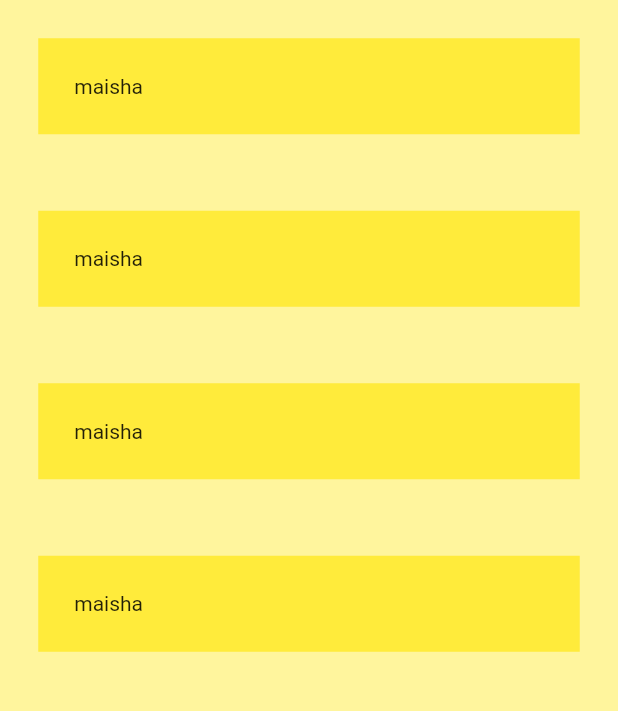
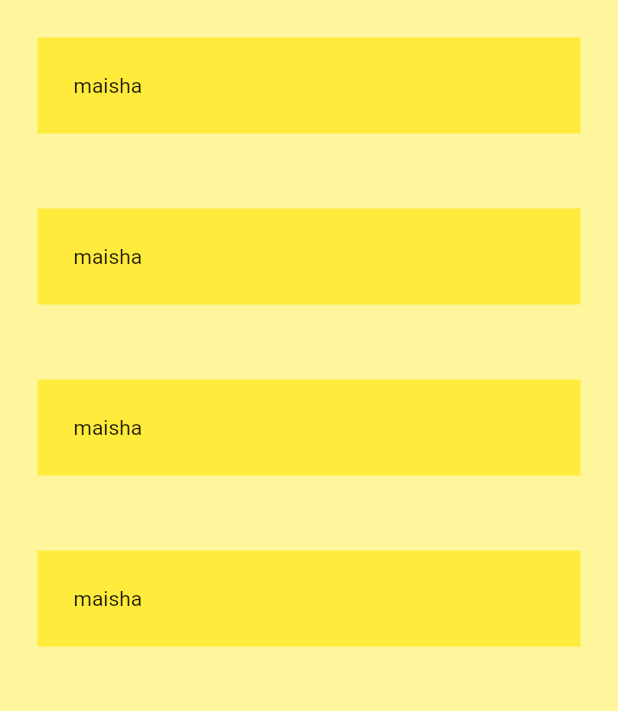
Before and after one commit to iamdastani/todo, a Flutter app: the screen it shows after launch, on a phone screen of 412 x 824 dp, the part 84-795 px from its top. Run offline on Flutter 3.47's test engine with Material 2 defaults, Android fonts, the phone set to English and light mode, and no system bars.

Commit message:
TodoListPaddingSize25.0

```diff
--- a/lib/todolist.dart
+++ b/lib/todolist.dart
@@ -6,7 +6,7 @@ class ToDoList extends StatelessWidget {
   @override
   Widget build(BuildContext context) {
     return Padding(
-      padding: EdgeInsets.all(25.5),
+      padding: EdgeInsets.all(25.0),
       child: Container(
         padding: EdgeInsets.all(24),
       child: Row(
```
